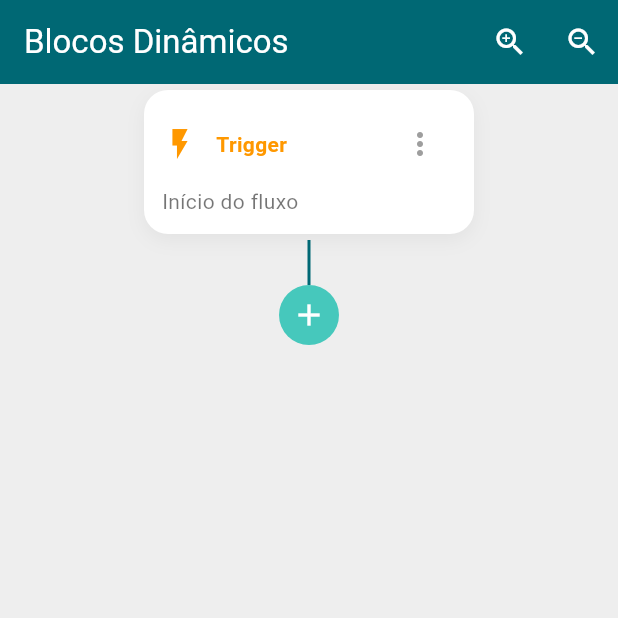
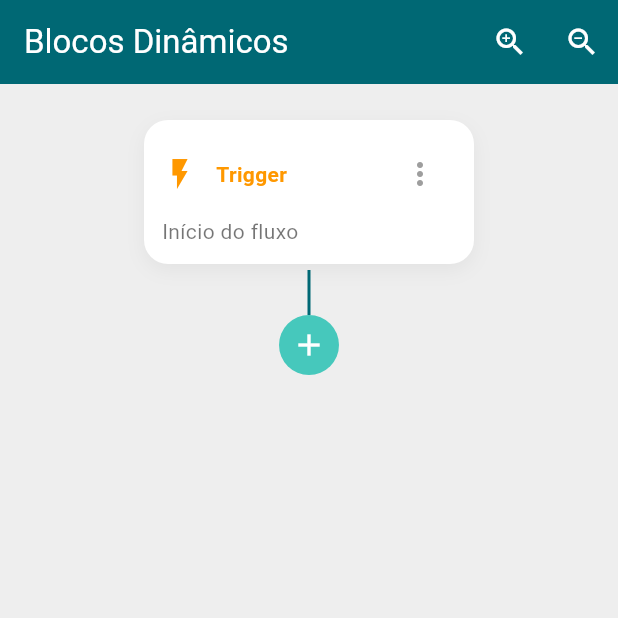
Before and after one commit to maiarakothe/mapa_testes, a Flutter app: the screen it shows after launch, on a phone screen of 412 x 824 dp, the top half of it. Run offline on Flutter 3.47's test engine with Material 3 defaults, Android fonts, the phone set to English and light mode, and no system bars.

Commit message:
feat: adiciona padding no acima do bloco inicial

```diff
--- a/lib/workflow_page.dart
+++ b/lib/workflow_page.dart
@@ -52,15 +52,17 @@ class _WorkflowPageState extends State<WorkflowPage> {
             child: ConstrainedBox(
               constraints: BoxConstraints(
                 minWidth: MediaQuery.of(context).size.width,
-                minHeight: 100,
               ),
               child: IntrinsicWidth(
                 child: IntrinsicHeight(
-                  child: Column(
-                    children: _buildLayout(
-                      context,
-                      model.rootBlock,
-                      allowLeafFenda: true,
+                  child: Padding(
+                    padding: const EdgeInsets.only(top: 20),
+                    child: Column(
+                      children: _buildLayout(
+                        context,
+                        model.rootBlock,
+                        allowLeafFenda: true,
+                      ),
                     ),
                   ),
                 ),
```
